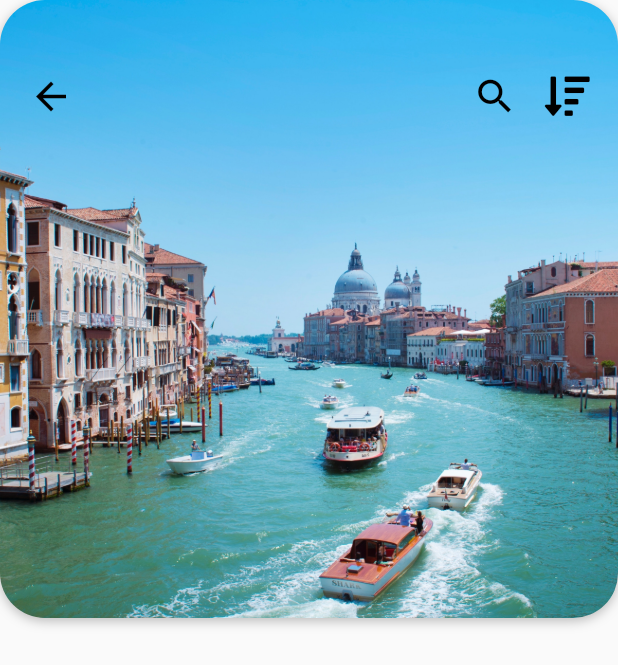
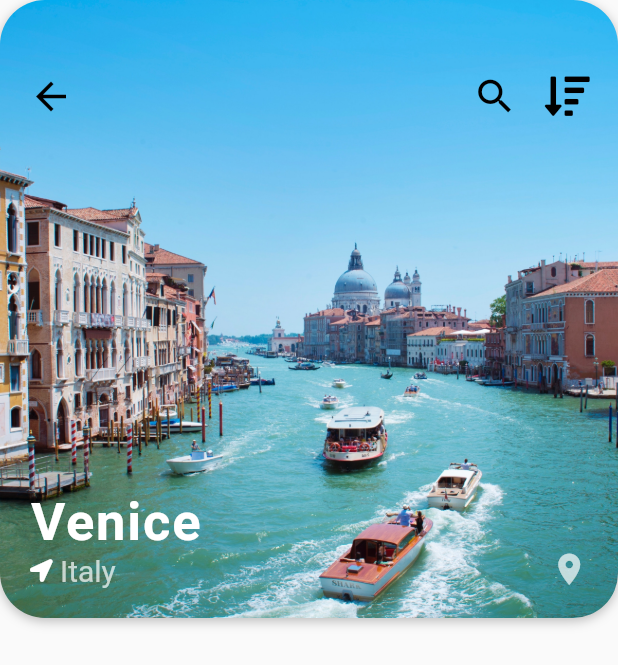
Before and after one commit to dulangakithmini/travel-ui, a Flutter app: the DestinationScreen screen opened directly with sample values from the repository, on a phone screen of 412 x 824 dp. Shown: the top 665 px of the screen. Run offline on Flutter 3.47's test engine with Material 2 defaults, Android fonts, the phone set to English and light mode, and no system bars; our stand-ins replace font_awesome_flutter; network calls fail.

Commit message:
Add Hero widget and add text and icons on the image in DestinationScreen

```diff
--- a/lib/screens/destination_screen.dart
+++ b/lib/screens/destination_screen.dart
@@ -32,6 +32,8 @@ class _DestinationScreenState extends State<DestinationScreen> {
                     ),
                   ],
                 ),
+                child: Hero(
+                  tag: widget.destination.imageUrl,
                   child: ClipRRect(
                     borderRadius: BorderRadius.circular(30.0),
                     child: Image(
@@ -42,6 +44,7 @@ class _DestinationScreenState extends State<DestinationScreen> {
 
                       /// To fill the whole height
                       fit: BoxFit.cover,
+                    ),
                   ),
                 ),
               ),
@@ -77,6 +80,52 @@ class _DestinationScreenState extends State<DestinationScreen> {
                   ],
                 ),
               ),
+              Positioned(
+                left: 20,
+                bottom: 20,
+                child: Column(
+                  crossAxisAlignment: CrossAxisAlignment.start,
+                  children: [
+                    Text(
+                      '${widget.destination.city}',
+                      style: TextStyle(
+                        color: Colors.white,
+                        fontSize: 35.0,
+                        fontWeight: FontWeight.w600,
+                        letterSpacing: 1.2,
+                      ),
+                    ),
+                    Row(
+                      children: [
+                        Icon(
+                          FontAwesomeIcons.locationArrow,
+                          size: 15.0,
+                          color: Colors.white,
+                        ),
+                        SizedBox(
+                          width: 5,
+                        ),
+                        Text(
+                          '${widget.destination.country}',
+                          style: TextStyle(
+                            color: Colors.white70,
+                            fontSize: 20.0,
+                          ),
+                        ),
+                      ],
+                    ),
+                  ],
+                ),
+              ),
+              Positioned(
+                right: 20,
+                bottom: 20,
+                child: Icon(
+                  Icons.location_on,
+                  color: Colors.white70,
+                  size: 25,
+                ),
+              ),
             ],
           ),
         ],
--- a/lib/widgets/destination_carousel.dart
+++ b/lib/widgets/destination_carousel.dart
@@ -87,7 +87,7 @@ class DestinationCarousel extends StatelessWidget {
                             borderRadius: BorderRadius.circular(10),
                           ),
                           child: Padding(
-                            padding: const EdgeInsets.all(10.0),
+                            padding: EdgeInsets.all(10.0),
 
                             /// To add number of activities and destination description
                             child: Column(
@@ -130,13 +130,17 @@ class DestinationCarousel extends StatelessWidget {
                         child: Stack(
                           children: [
                             /// To make the image rounded
-                            ClipRRect(
+                            Hero(
+                              /// Identifier of the image widget
+                              tag: destination.imageUrl,
+                              child: ClipRRect(
                                 borderRadius: BorderRadius.circular(20.0),
                                 child: Image(
                                   height: 180,
                                   width: 180,
                                   image: AssetImage(destination.imageUrl),
                                   fit: BoxFit.cover,
+                                ),
                               ),
                             ),
 
```
Lines whose indentation alone changed are shown as unchanged.
